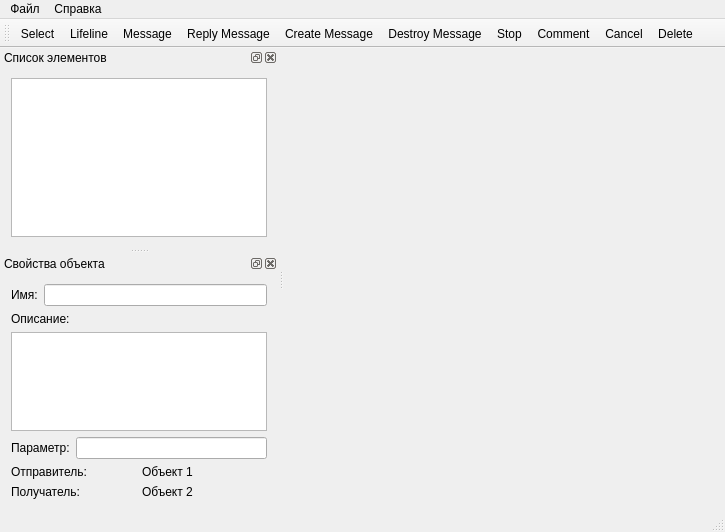
This is sumleditor/sumleditor/sumleditor.ui in ARyaskov/SmilingMoose as Qt 5 draws it before an edit. The edited form follows.
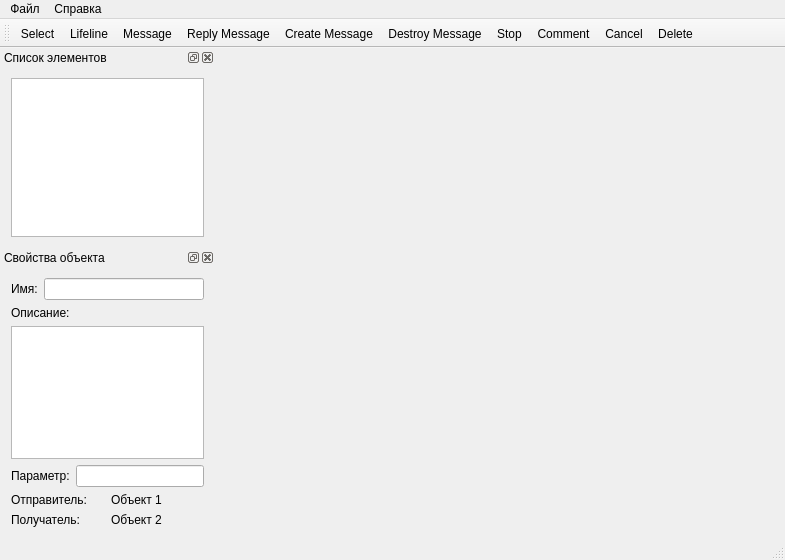
This is the edited form. Icons and pictures are not drawn.

Commit message: Добавлено отображение информации об объектах по нажатию на них. Исправлено сохранение в картинку - теперь сохраняется лишь та часть сцены, на которой есть объекты. Да и сама сцена стала больше.

```diff
--- a/sumleditor/sumleditor/sumleditor.ui
+++ b/sumleditor/sumleditor/sumleditor.ui
@@ -6,8 +6,8 @@
    <rect>
     <x>0</x>
     <y>0</y>
-    <width>725</width>
-    <height>532</height>
+    <width>783</width>
+    <height>560</height>
    </rect>
   </property>
   <property name="windowTitle">
@@ -18,6 +18,12 @@
     <normaloff>:/sumleditor/resources/realise.jpg</normaloff>:/sumleditor/resources/realise.jpg</iconset>
   </property>
   <widget class="QWidget" name="centralWidget">
+   <property name="minimumSize">
+    <size>
+     <width>564</width>
+     <height>0</height>
+    </size>
+   </property>
    <layout class="QGridLayout" name="gridLayout_6">
     <item row="0" column="0">
      <layout class="QGridLayout" name="gridLayout"/>
@@ -29,8 +35,8 @@
     <rect>
      <x>0</x>
      <y>0</y>
-     <width>725</width>
-     <height>22</height>
+     <width>783</width>
+     <height>21</height>
     </rect>
    </property>
    <widget class="QMenu" name="menuFile">
@@ -88,10 +94,16 @@
   <widget class="QDockWidget" name="upperDock">
    <property name="minimumSize">
     <size>
-     <width>200</width>
+     <width>215</width>
      <height>200</height>
     </size>
    </property>
+   <property name="maximumSize">
+    <size>
+     <width>215</width>
+     <height>524287</height>
+    </size>
+   </property>
    <property name="statusTip">
     <string>Список элементов</string>
    </property>
@@ -120,6 +132,18 @@
    </widget>
   </widget>
   <widget class="QDockWidget" name="lowerDock">
+   <property name="minimumSize">
+    <size>
+     <width>215</width>
+     <height>230</height>
+    </size>
+   </property>
+   <property name="maximumSize">
+    <size>
+     <width>215</width>
+     <height>524287</height>
+    </size>
+   </property>
    <property name="statusTip">
     <string>Свойства объекта</string>
    </property>
```
The commit also changes 6 other files.
